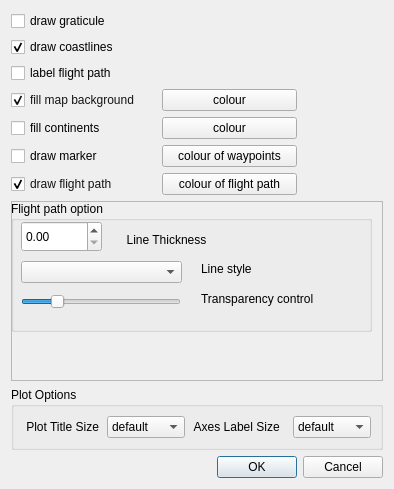
This is mslib/msui/ui/ui_topview_mapappearance.ui in Open-MSS/MSS as Qt 5 draws it before an edit. The edited form follows.
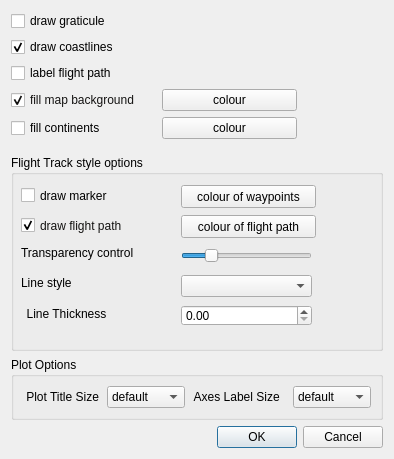
This is the edited form.

Commit message: ATQ feedback change UI

Diff of the .ui file:
```diff
--- a/mslib/msui/ui/ui_topview_mapappearance.ui
+++ b/mslib/msui/ui/ui_topview_mapappearance.ui
@@ -7,7 +7,7 @@
     <x>0</x>
     <y>0</y>
     <width>394</width>
-    <height>489</height>
+    <height>459</height>
    </rect>
   </property>
   <property name="sizePolicy">
@@ -270,9 +270,87 @@
     </layout>
    </item>
    <item>
-    <layout class="QHBoxLayout" name="horizontalLayout_5">
+    <spacer name="verticalSpacer">
+     <property name="orientation">
+      <enum>Qt::Vertical</enum>
+     </property>
+     <property name="sizeHint" stdset="0">
+      <size>
+       <width>20</width>
+       <height>10</height>
+      </size>
+     </property>
+    </spacer>
+   </item>
      <item>
+    <widget class="QGroupBox" name="groupBox_2">
+     <property name="sizePolicy">
+      <sizepolicy hsizetype="Preferred" vsizetype="Preferred">
+       <horstretch>0</horstretch>
+       <verstretch>150</verstretch>
+      </sizepolicy>
+     </property>
+     <property name="title">
+      <string>Flight Track style options</string>
+     </property>
+     <widget class="QComboBox" name="cbLineStyle">
+      <property name="geometry">
+       <rect>
+        <x>170</x>
+        <y>120</y>
+        <width>131</width>
+        <height>22</height>
+       </rect>
+      </property>
+     </widget>
+     <widget class="QLabel" name="label_4">
+      <property name="geometry">
+       <rect>
+        <x>10</x>
+        <y>120</y>
+        <width>61</width>
+        <height>16</height>
+       </rect>
+      </property>
+      <property name="text">
+       <string>Line style</string>
+      </property>
+     </widget>
+     <widget class="QLabel" name="label_2">
+      <property name="geometry">
+       <rect>
+        <x>10</x>
+        <y>150</y>
+        <width>91</width>
+        <height>16</height>
+       </rect>
+      </property>
+      <property name="text">
+       <string>Line Thickness</string>
+      </property>
+      <property name="alignment">
+       <set>Qt::AlignBottom|Qt::AlignHCenter</set>
+      </property>
+     </widget>
+     <widget class="QDoubleSpinBox" name="sbLineThickness">
+      <property name="geometry">
+       <rect>
+        <x>170</x>
+        <y>150</y>
+        <width>131</width>
+        <height>21</height>
+       </rect>
+      </property>
+     </widget>
       <widget class="QCheckBox" name="cbDrawMarker">
+      <property name="geometry">
+       <rect>
+        <x>10</x>
+        <y>30</y>
+        <width>145</width>
+        <height>21</height>
+       </rect>
+      </property>
        <property name="minimumSize">
         <size>
          <width>145</width>
@@ -286,9 +364,15 @@
         <string>draw marker</string>
        </property>
       </widget>
-     </item>
-     <item>
       <widget class="QPushButton" name="btWaypointsColour">
+      <property name="geometry">
+       <rect>
+        <x>170</x>
+        <y>30</y>
+        <width>135</width>
+        <height>23</height>
+       </rect>
+      </property>
        <property name="minimumSize">
         <size>
          <width>135</width>
@@ -299,29 +383,18 @@
         <string>colour of waypoints</string>
        </property>
       </widget>
-     </item>
-     <item>
-      <spacer name="horizontalSpacer_4">
-       <property name="orientation">
-        <enum>Qt::Horizontal</enum>
-       </property>
-       <property name="sizeHint" stdset="0">
-        <size>
-         <width>40</width>
-         <height>20</height>
-        </size>
-       </property>
-      </spacer>
-     </item>
-    </layout>
-   </item>
-   <item>
-    <layout class="QHBoxLayout" name="horizontalLayout_3">
-     <item>
       <widget class="QCheckBox" name="cbDrawFlightTrack">
        <property name="enabled">
         <bool>true</bool>
        </property>
+      <property name="geometry">
+       <rect>
+        <x>10</x>
+        <y>60</y>
+        <width>145</width>
+        <height>21</height>
+       </rect>
+      </property>
        <property name="sizePolicy">
         <sizepolicy hsizetype="Minimum" vsizetype="Fixed">
          <horstretch>0</horstretch>
@@ -405,9 +478,15 @@
         <bool>true</bool>
        </property>
       </widget>
-     </item>
-     <item>
       <widget class="QPushButton" name="btVerticesColour">
+      <property name="geometry">
+       <rect>
+        <x>170</x>
+        <y>60</y>
+        <width>135</width>
+        <height>23</height>
+       </rect>
+      </property>
        <property name="minimumSize">
         <size>
          <width>135</width>
@@ -418,45 +497,25 @@
         <string>colour of flight path</string>
        </property>
       </widget>
-     </item>
-     <item>
-      <spacer name="horizontalSpacer_3">
-       <property name="orientation">
-        <enum>Qt::Horizontal</enum>
-       </property>
-       <property name="sizeHint" stdset="0">
-        <size>
-         <width>40</width>
-         <height>20</height>
-        </size>
-       </property>
-      </spacer>
-     </item>
-    </layout>
-   </item>
-   <item>
-    <layout class="QHBoxLayout" name="horizontalLayout_4"/>
-   </item>
-   <item>
-    <widget class="QFrame" name="frame">
-     <property name="sizePolicy">
-      <sizepolicy hsizetype="Preferred" vsizetype="Preferred">
-       <horstretch>100</horstretch>
-       <verstretch>200</verstretch>
-      </sizepolicy>
-     </property>
-     <property name="frameShape">
-      <enum>QFrame::StyledPanel</enum>
-     </property>
-     <property name="frameShadow">
-      <enum>QFrame::Raised</enum>
-     </property>
+     <widget class="QLabel" name="label_3">
+      <property name="geometry">
+       <rect>
+        <x>10</x>
+        <y>90</y>
+        <width>131</width>
+        <height>16</height>
+       </rect>
+      </property>
+      <property name="text">
+       <string>Transparency control</string>
+      </property>
+     </widget>
      <widget class="QSlider" name="hsTransparencyControl">
       <property name="geometry">
        <rect>
-        <x>10</x>
+        <x>170</x>
         <y>90</y>
-        <width>160</width>
+        <width>131</width>
         <height>22</height>
        </rect>
       </property>
@@ -467,84 +526,6 @@
        <enum>Qt::Horizontal</enum>
       </property>
      </widget>
-     <widget class="QLabel" name="label_3">
-      <property name="geometry">
-       <rect>
-        <x>190</x>
-        <y>90</y>
-        <width>131</width>
-        <height>16</height>
-       </rect>
-      </property>
-      <property name="text">
-       <string>Transparency control</string>
-      </property>
-     </widget>
-     <widget class="QGroupBox" name="groupBox_2">
-      <property name="geometry">
-       <rect>
-        <x>0</x>
-        <y>0</y>
-        <width>361</width>
-        <height>131</height>
-       </rect>
-      </property>
-      <property name="title">
-       <string>Flight path option</string>
-      </property>
-      <widget class="QComboBox" name="cbLineStyle">
-       <property name="geometry">
-        <rect>
-         <x>10</x>
-         <y>60</y>
-         <width>161</width>
-         <height>22</height>
-        </rect>
-       </property>
-      </widget>
-      <widget class="QLabel" name="label_4">
-       <property name="geometry">
-        <rect>
-         <x>190</x>
-         <y>60</y>
-         <width>61</width>
-         <height>16</height>
-        </rect>
-       </property>
-       <property name="text">
-        <string>Line style</string>
-       </property>
-      </widget>
-      <widget class="QLabel" name="label_2">
-       <property name="geometry">
-        <rect>
-         <x>110</x>
-         <y>30</y>
-         <width>91</width>
-         <height>16</height>
-        </rect>
-       </property>
-       <property name="text">
-        <string>Line Thickness</string>
-       </property>
-       <property name="alignment">
-        <set>Qt::AlignBottom|Qt::AlignHCenter</set>
-       </property>
-      </widget>
-      <widget class="QDoubleSpinBox" name="sbLineThickness">
-       <property name="geometry">
-        <rect>
-         <x>10</x>
-         <y>20</y>
-         <width>81</width>
-         <height>31</height>
-        </rect>
-       </property>
-      </widget>
-     </widget>
-     <zorder>groupBox_2</zorder>
-     <zorder>hsTransparencyControl</zorder>
-     <zorder>label_3</zorder>
     </widget>
    </item>
    <item>
```
Left out of the diff: 14 changed lines with no effect on the pictures. Lines whose indentation alone changed are shown as unchanged. The commit also changes 3 other files.
